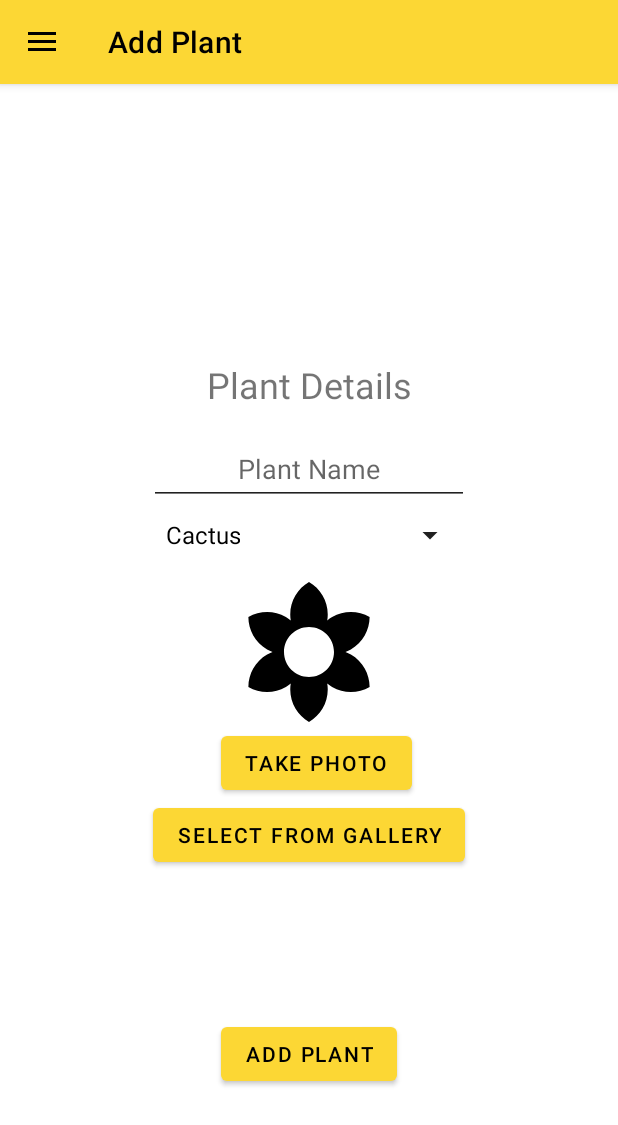
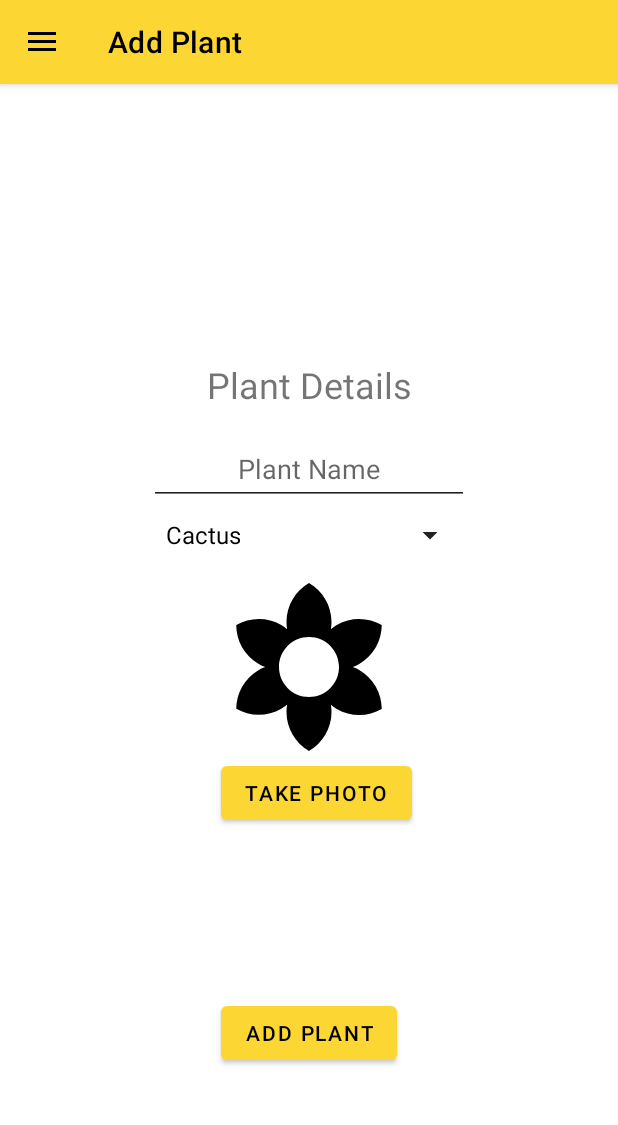
Before and after one commit to m-a-z-z-z/Plant_Monitor_App, an Android app: the AddPlantActivity screen opened directly, with no data from a screen before it, after a tap on "ADD PLANT", on a phone screen of 412 x 824 dp. Shown: the top 1125 px of the screen. Run offline under Robolectric (Android 15) with nearby library versions, the light colour scheme and no system bars; our stand-ins replace Firebase (no records; nobody signed in at launch, a user with empty details on screens opened directly).

Commit message:
Plant photo upload working

```diff
--- a/app/build.gradle
+++ b/app/build.gradle
@@ -43,10 +43,13 @@ dependencies {
     implementation 'com.google.android.material:material:1.8.0'
     implementation 'com.google.firebase:firebase-database:20.1.0'
     implementation 'com.google.firebase:firebase-auth:21.1.0'
+    implementation 'com.google.firebase:firebase-storage:20.1.0'
+    implementation 'com.firebaseui:firebase-ui-storage:8.0.2'
+    implementation 'com.github.bumptech.glide:glide:4.15.0'
+    annotationProcessor 'com.github.bumptech.glide:compiler:4.15.0'
     implementation platform('com.google.firebase:firebase-bom:31.1.1')
     implementation 'com.airbnb.android:lottie:5.2.0'
     implementation files('libs/MPAndroidChart-v3.0.1.jar')
-    implementation 'com.google.firebase:firebase-storage:20.0.1'
     testImplementation 'junit:junit:4.13.2'
     androidTestImplementation 'androidx.test.ext:junit:1.1.5'
     androidTestImplementation 'androidx.test.espresso:espresso-core:3.5.1'
--- a/app/src/main/AndroidManifest.xml
+++ b/app/src/main/AndroidManifest.xml
@@ -3,6 +3,9 @@
     xmlns:tools="http://schemas.android.com/tools">
 
     <uses-permission android:name="android.permission.POST_NOTIFICATIONS" />
+    <uses-permission android:name="android.permission.READ_EXTERNAL_STORAGE" />
+    <uses-permission android:name="android.permission.WRITE_EXTERNAL_STORAGE" />
+
     <application
         android:allowBackup="true"
         android:dataExtractionRules="@xml/data_extraction_rules"
--- a/app/src/main/java/com/dmaziarek_tus/plant_monitor_app/activity/AddPlantActivity.java
+++ b/app/src/main/java/com/dmaziarek_tus/plant_monitor_app/activity/AddPlantActivity.java
@@ -1,9 +1,11 @@
 package com.dmaziarek_tus.plant_monitor_app.activity;
 
 import android.app.Activity;
+import android.app.ProgressDialog;
 import android.content.ContentResolver;
 import android.content.Intent;
 import android.content.pm.PackageManager;
+import android.graphics.Bitmap;
 import android.net.Uri;
 import android.os.Bundle;
 import android.os.Environment;
@@ -36,23 +38,26 @@ import com.google.firebase.auth.FirebaseAuth;
 import com.google.firebase.database.DatabaseReference;
 import com.google.firebase.database.FirebaseDatabase;
 import com.google.firebase.storage.FirebaseStorage;
+import com.google.firebase.storage.OnProgressListener;
 import com.google.firebase.storage.StorageReference;
 import com.google.firebase.storage.UploadTask;
 
+import java.io.ByteArrayOutputStream;
 import java.io.File;
 import java.io.IOException;
 import java.text.SimpleDateFormat;
 import java.util.Date;
+import java.util.UUID;
 
 public class AddPlantActivity extends DrawerBaseActivity {
     ActivityAddPlantBinding binding;
     EditText editText_PlantName;
     Button button_AddPlant;
     Spinner spinner;
-    FirebaseAuth mAuth;
-    FirebaseDatabase database;
-    DatabaseReference dbRef;
-    String userName, plantName, selectedPlantType;
+    ImageView imageView;
+    String userName, plantName, selectedPlantType, filename;
+    private static final int REQUEST_IMAGE_CAPTURE = 1;
+    private Bitmap mImageBitmap;
 
     @Override
     protected void onCreate(Bundle savedInstanceState) {
@@ -65,12 +70,12 @@ public class AddPlantActivity extends DrawerBaseActivity {
         editText_PlantName = (EditText) findViewById(R.id.editText_PlantName);
         spinner = (Spinner) findViewById(R.id.spinner_PlantType);
         button_AddPlant = (Button) findViewById(R.id.button_AddPlant);
+        imageView = (ImageView) findViewById(R.id.imageView_plantPhoto);
 
         // Set spinner
         ArrayAdapter<CharSequence> adapter = ArrayAdapter.createFromResource(this, R.array.plant_types, android.R.layout.simple_spinner_item);
         adapter.setDropDownViewResource(android.R.layout.simple_spinner_dropdown_item);
         spinner.setAdapter(adapter);
-
         // Respond to spinner selection
         spinner.setOnItemSelectedListener(new AdapterView.OnItemSelectedListener() {
             @Override
@@ -85,10 +90,6 @@ public class AddPlantActivity extends DrawerBaseActivity {
 
             }
         });
-        // Get Firebase instances for sending data
-        mAuth = FirebaseAuth.getInstance();
-        database = FirebaseDatabase.getInstance();
-        dbRef = database.getReference("Users");
 
         // Get user to add plant under
         User user = new User();
@@ -99,12 +100,16 @@ public class AddPlantActivity extends DrawerBaseActivity {
     public void onButtonAddPlantClicked(View view) {
         plantName = editText_PlantName.getText().toString().trim();
         PlantNamesSingleton.getInstance().addPlantName(plantName);
-        Plant plant = new Plant(plantName, selectedPlantType);
+        filename = plantName + "_" + UUID.randomUUID().toString();
+        Plant plant = new Plant(plantName, selectedPlantType, filename);
+
         Log.d("AddPlantActivity", "onButtonAddPlantClicked: " + plantName + " " + selectedPlantType);
 
-        dbRef.child(userName).child("Plants").child(plantName).setValue(plant)
+        FirebaseDatabase.getInstance().getReference("Users")
+            .child(userName).child("Plants").child(plantName).setValue(plant)
             .addOnCompleteListener(task -> {
                 if (task.isSuccessful()) {
+                    uploadPhoto(view, filename);
                     Toast.makeText(AddPlantActivity.this, "Plant added successfully", Toast.LENGTH_LONG).show();
                     Log.d("AddPlantActivity", "onButtonAddPlantClicked - Plant added to database");
                     editText_PlantName.setEnabled(false);
@@ -116,4 +121,43 @@ public class AddPlantActivity extends DrawerBaseActivity {
         );
     }
 
+    public void onButtonTakePhotoClick(View view) {
+        Intent intent = new Intent(MediaStore.ACTION_IMAGE_CAPTURE);
+        startActivityForResult(intent, REQUEST_IMAGE_CAPTURE);
+    }
+
+    protected void onActivityResult(int requestCode, int resultCode, Intent data) {
+        super.onActivityResult(requestCode, resultCode, data);
+        if (requestCode == REQUEST_IMAGE_CAPTURE && resultCode == RESULT_OK) {
+            Bundle extras = data.getExtras();
+            mImageBitmap = (Bitmap) extras.get("data");
+            imageView.setImageBitmap(mImageBitmap);
+        }
+    }
+
+    protected void uploadPhoto(View view, String photoName) {
+        if (mImageBitmap != null) {
+            ByteArrayOutputStream baos = new ByteArrayOutputStream();
+            mImageBitmap.compress(Bitmap.CompressFormat.JPEG, 100, baos);
+            byte[] data = baos.toByteArray();
+
+            StorageReference imagesRef = FirebaseStorage.getInstance().getReference().child("images/" + photoName + ".jpg");
+
+            UploadTask uploadTask = imagesRef.putBytes(data);
+            uploadTask.addOnSuccessListener(new OnSuccessListener<UploadTask.TaskSnapshot>() {
+                @Override
+                public void onSuccess(UploadTask.TaskSnapshot taskSnapshot) {
+                    // Image uploaded successfully
+                    Log.d("AddPlantActivity", "onSuccess: Image uploaded successfully");
+                }
+            }).addOnFailureListener(new OnFailureListener() {
+                @Override
+                public void onFailure(@NonNull Exception e) {
+                    // Image upload failed
+                    Log.d("AddPlantActivity", "onFailure: Image upload failed.\n " + e.getMessage());
+                }
+            });
+        }
+    }
+
 }
--- a/app/src/main/java/com/dmaziarek_tus/plant_monitor_app/activity/SignUpActivity.java
+++ b/app/src/main/java/com/dmaziarek_tus/plant_monitor_app/activity/SignUpActivity.java
@@ -117,7 +117,8 @@ public class SignUpActivity extends AppCompatActivity {
                                     button_SignUp.setVisibility(View.VISIBLE);
                                 }
                             }
-                            });
+                        }
+                    );
                 }
                 else {
                     Toast.makeText(SignUpActivity.this, "Failed to register. Try again!", Toast.LENGTH_LONG).show();
--- a/app/src/main/java/com/dmaziarek_tus/plant_monitor_app/model/Plant.java
+++ b/app/src/main/java/com/dmaziarek_tus/plant_monitor_app/model/Plant.java
@@ -9,14 +9,16 @@ public class Plant {
     double humidity;
     double temperature;
     String plantType;
+    String photoUrl;
 
     public Plant() {
 
     }
 
-    public Plant(String plantName, String plantType) {
+    public Plant(String plantName, String plantType, String photoUrl) {
         this.plantName = plantName;
         this.plantType = plantType;
+        this.photoUrl = photoUrl;
         this.soil_Moisture = 0;
         this.irLight = 0;
         this.uvLight = 0;
@@ -88,4 +90,8 @@ public class Plant {
     public void setPlantType(String plantType) {
         this.plantType = plantType;
     }
+
+    public String getPhotoUrl() { return photoUrl; }
+
+    public void setPhotoUrl(String photoUrl) { this.photoUrl = photoUrl; }
 }
--- a/app/src/main/res/layout/activity_add_plant.xml
+++ b/app/src/main/res/layout/activity_add_plant.xml
@@ -50,13 +50,15 @@
         app:layout_constraintBottom_toBottomOf="parent"
         app:layout_constraintEnd_toEndOf="parent"
         app:layout_constraintStart_toStartOf="parent"
-        app:layout_constraintTop_toBottomOf="@+id/galleryBtn" />
+        app:layout_constraintTop_toBottomOf="@+id/cameraBtn" />
 
     <ImageView
         android:id="@+id/imageView_plantPhoto"
-        android:layout_width="100dp"
-        android:layout_height="100dp"
+        android:layout_width="120dp"
+        android:layout_height="120dp"
         android:layout_marginTop="16dp"
+        android:tooltipText="Preview of plant photo"
+        android:scaleType="fitCenter"
         app:layout_constraintEnd_toEndOf="parent"
         app:layout_constraintStart_toStartOf="parent"
         app:layout_constraintTop_toBottomOf="@+id/spinner_PlantType"
@@ -66,20 +68,12 @@
         android:id="@+id/cameraBtn"
         android:layout_width="wrap_content"
         android:layout_height="wrap_content"
+        android:onClick="onButtonTakePhotoClick"
         android:text="Take Photo"
         app:layout_constraintEnd_toEndOf="parent"
         app:layout_constraintHorizontal_bias="0.517"
         app:layout_constraintStart_toStartOf="parent"
         app:layout_constraintTop_toBottomOf="@+id/imageView_plantPhoto" />
 
-    <Button
-        android:id="@+id/galleryBtn"
-        android:layout_width="wrap_content"
-        android:layout_height="wrap_content"
-        android:text="Select from Gallery"
-        app:layout_constraintEnd_toEndOf="parent"
-        app:layout_constraintStart_toStartOf="parent"
-        app:layout_constraintTop_toBottomOf="@+id/cameraBtn" />
-
 
 </androidx.constraintlayout.widget.ConstraintLayout>
--- a/app/src/main/res/layout/activity_select_plant.xml
+++ b/app/src/main/res/layout/activity_select_plant.xml
@@ -33,7 +33,7 @@
                     android:layout_gravity="top|center_horizontal"
                     android:contentDescription="@string/app_name"
                     android:src="@drawable/flower_bee"
-                    android:scaleType="centerCrop"/>
+                    android:scaleType="fitCenter"/>
 
                 <TextView
                     android:id="@+id/cardview_text1"
```
Also changed, not shown: app/src/main/java/com/dmaziarek_tus/plant_monitor_app/activity/SelectPlantActivity.java (+22 -0 lines), app/src/main/java/com/dmaziarek_tus/plant_monitor_app/util/PlantUtils.java (+9 -0 lines). Lines whose indentation alone changed are shown as unchanged.
